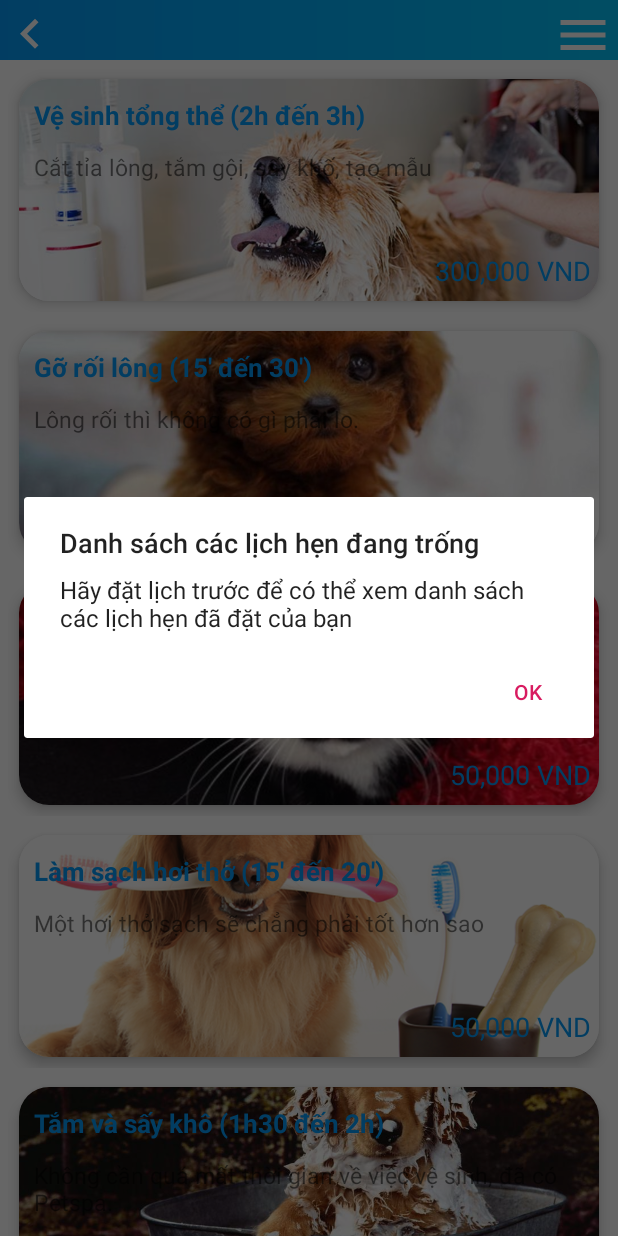
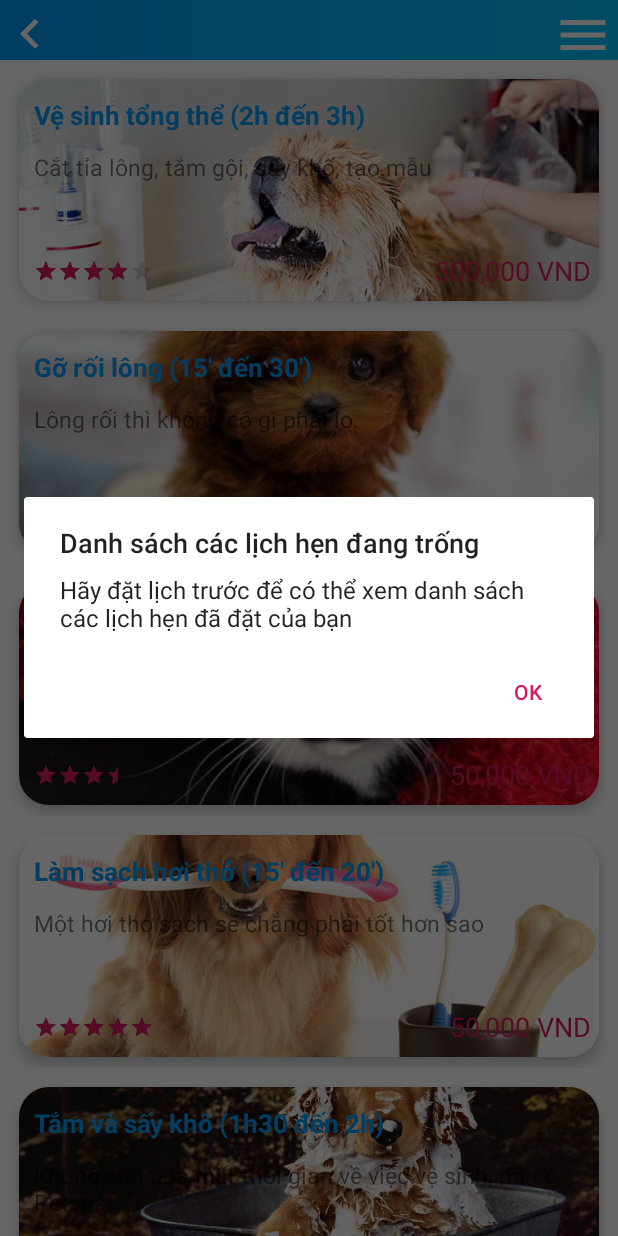
Before and after one commit to nguyenntse63030/Pet-Spa, an Android app: the ListServicePetFragment screen opened directly, with no data from a screen before it, in the side drawer, after a tap on "Lịch hẹn đã đặt", on a phone screen of 412 x 824 dp. Run offline under Robolectric (Android 15) with nearby library versions, the phone set to English and light mode, and no system bars; plain views replace PercentRelativeLayout; 3 statements that could not run were skipped.

Commit message:
Rating Bar
rating bar + price color

```diff
--- a/app/src/main/java/com/example/petspa_version_2/Adapter/ListServicePetFragmentAdapter.java
+++ b/app/src/main/java/com/example/petspa_version_2/Adapter/ListServicePetFragmentAdapter.java
@@ -5,6 +5,7 @@ import android.view.LayoutInflater;
 import android.view.View;
 import android.view.ViewGroup;
 import android.widget.ImageView;
+import android.widget.RatingBar;
 import android.widget.TextView;
 
 import androidx.annotation.NonNull;
@@ -43,6 +44,7 @@ public class ListServicePetFragmentAdapter extends RecyclerView.Adapter<ListServ
         holder.txtServicePetTitle.setText(listServicePet.get(position).getServiceTitle());
         holder.txtServicePetDescription.setText(listServicePet.get(position).getServiceDescription());
         holder.txtServicePetPrice.setText(listServicePet.get(position).getServicePrice() + " VND");
+        holder.ratingBar.setRating(listServicePet.get(position).getRating());
 
         holder.itemView.setOnClickListener(new View.OnClickListener() {
             @Override
@@ -52,8 +54,9 @@ public class ListServicePetFragmentAdapter extends RecyclerView.Adapter<ListServ
                 String serviceContent = listServicePet.get(position).getServiceContent();
                 int serviceImage = listServicePet.get(position).getServiceImage();
                 String servicePrice = listServicePet.get(position).getServicePrice();
+                float rating = listServicePet.get(position).getRating();
 
-                ServicePet service = new ServicePet(serviceTitle, serviceDescription, serviceContent, serviceImage, servicePrice);
+                ServicePet service = new ServicePet(serviceTitle, serviceDescription, serviceContent, serviceImage, servicePrice, rating);
 
                 list_service_item_listener.openBookingScreen(service);
             }
@@ -70,6 +73,7 @@ public class ListServicePetFragmentAdapter extends RecyclerView.Adapter<ListServ
         TextView txtServicePetTitle;
         TextView txtServicePetDescription;
         TextView txtServicePetPrice;
+        RatingBar ratingBar;
 
         public MyViewHolder(@NonNull View itemView) {
             super(itemView);
@@ -78,6 +82,7 @@ public class ListServicePetFragmentAdapter extends RecyclerView.Adapter<ListServ
             txtServicePetDescription = itemView.findViewById(R.id.txtServicePetDescription);
             txtServicePetPrice = itemView.findViewById(R.id.txtServicePetPrice);
             txtServicePetTitle = itemView.findViewById(R.id.txtServicePetTitle);
+            ratingBar = itemView.findViewById(R.id.ratingBar);
         }
     }
 }
--- a/app/src/main/java/com/example/petspa_version_2/Fragment/ListServicePetFragment.java
+++ b/app/src/main/java/com/example/petspa_version_2/Fragment/ListServicePetFragment.java
@@ -78,31 +78,31 @@ public class ListServicePetFragment extends Fragment implements List_Service_Ite
                 "Cắt tỉa lông, tắm gội, sấy khố, tạo mẫu",
                 "Dịch vụ vệ sinh tổng thể của chúng tôi sẽ cung cấp đầy đủ những thứ mà thú cưng và bạn cần, bao gồm tỉa lông, cắt móng chân, " +
                         "tỉa lông cân, vệ sinh tai, 2 lần tắm gội bằng xà bông chuyên dùng cho chó và mèo, sấy khô và giữ ấm, tạo mẫu cho tóc và đuôi.",
-                R.drawable.down_shower, "300,000"));
+                R.drawable.down_shower, "300,000", 4));
 
         listServicePet.add(new ServicePet("Gỡ rối lông (15' đến 30')",
                 "Lông rối thì không có gì phải lo.",
                 "Đối với những thú cưng nghịch ngợm, thích chạy nhảy và đôi khi lông của chúng bị rối và khô," +
                         " chúng tôi cung cấp dịch vụ gỡ rối lông và làm mượt lông làm cho thú cưng của bạn dễ chịu " +
                         "và bạn cũng bớt lo lắng khi đi chơi cùng thú cưng của mình.",
-                R.drawable.service_go_roi_long, "50,000"));
+                R.drawable.service_go_roi_long, "50,000", (float)(4.5)));
 
         listServicePet.add(new ServicePet("Loại bỏ vết ố ở mắt (15' đến 30')",
                 "Vết ố ở mắt có làm thú cưng của bạn khó chịu",
                 "Thú cưng của bạn đôi khi bị bẩn ở khóe mắt và bạn không thể làm sạch được, đến với dịch vụ của chúng tôi, " +
                         "chúng tôi sử dụng dung dịch vệ sinh chuyên dụng để làm sạch khóe mắt cho thú cưng của bạn, đảm bảo vô hại với thú cưng.",
-                R.drawable.service_ve_sinh_mat, "50,000"));
+                R.drawable.service_ve_sinh_mat, "50,000", (float)(3.3)));
 
         listServicePet.add(new ServicePet("Làm sạch hơi thở (15' đến 20')",
                 "Một hơi thở sạch sẽ chẳng phải tốt hơn sao",
                 "Thú cưng của bạn có một hơi thở làm bạn thấy khó chịu do thức ăn, chúng tôi sẽ giải quyết vấn đề này giúp bạn không qua 30'.",
-                R.drawable.service_ve_sinh_mieng, "50,000"));
+                R.drawable.service_ve_sinh_mieng, "50,000", (float)(5)));
 
         listServicePet.add(new ServicePet("Tắm và sấy khô (1h30 đến 2h)",
                 "Không cần quá mất thời gian về việc vệ sinh, đã có Petspa.",
                 "Dịch vụ tắm và sấy khô bên chúng tôi bao gồm loại bỏ các bụi bẩn và lông bị rối, tắm rửa qua 2 lần dầu gọi," +
                         " sấy khô và giữ ấm cho thú cưng của bạn, đặc biệt còn được sử dụng nước hoa mùi hương sang trọng dễ chịu.",
-                R.drawable.service_tam_va_say, "200,000"));
+                R.drawable.service_tam_va_say, "200,000", (float)(4.1)));
     }
 
     private void inputData2(){
@@ -112,33 +112,33 @@ public class ListServicePetFragment extends Fragment implements List_Service_Ite
                         " lông đuôi mà cỡ nào bạn cũng không thể loại bỏ được những bụi bẩn ấy," +
                         " hãy để chúng tôi làm điều này giúp bạn, dịch vụ hồi phục và " +
                         "tẩy trắng lông của chúng tôi sẽ giải quyết được khó khăn của bạn.",
-                R.drawable.spa_long, "100,000"));
+                R.drawable.spa_long, "100,000", (float)(3.9)));
 
         listServicePet.add(new ServicePet("Tạo mẫu tóc (30' đến 1h)",
                 "Đôi khi thú cưng của bạn cần một sự khác biệt.",
                 "Những nhà tạo mẫu bên chúng tôi sẽ cung cấp những mẫu tóc bắt kịp xu hướng cho thú cưng của bạn," +
                         " đảm bảo không bị rối và làm hài thú cưng của bạn trở nên tuyệt vời hơn," +
                         " được miễn phí một lần chụp hình tạo mẫu chuyên nghiệp.",
-                R.drawable.spa_hair, "80,000"));
+                R.drawable.spa_hair, "80,000", (float)(4.9)));
 
         listServicePet.add(new ServicePet("Sơn móng chân (20' đến 30')",
                 "Tại sao lại không, giúp cho thú cưng của bạn xinh đẹp hơn mà.",
                 "Bạn muốn thú cưng của bạn trông xinh xắn hơn với một bộ móng chân khác biệt, chúng tôi cung cấp dịch vụ sơn móng chân " +
                         "và tỉa móng, biến những đôi chân tinh nghịch của thú cưng của bạn trông xinh xắn hơn.",
-                R.drawable.spa_nail, "50,000"));
+                R.drawable.spa_nail, "50,000", (float)(5)));
 
         listServicePet.add(new ServicePet("Massage thư giãn và đắp mặt nạ (15' đến 30')",
                 "Thú cưng của bạn cũng cần massage mà.",
                 "Thú cưng của bạn sẽ được sử dụng máy massage chuyên dùng cho thú cưng," +
                         " giúp thú cưng của bạn có những giây phút thoải mái nhất.",
-                R.drawable.spa_massage, "50,000"));
+                R.drawable.spa_massage, "50,000", (float)(3.7)));
 
         listServicePet.add(new ServicePet("Điều trị giảm béo (20' đến 30')",
                 "Béo ư, hãy đến với Petspa",
                 "Lại là vấn đề về cân nặng, thú cưng của bạn quá ham ăn, ăn quá nhiều " +
                         "và phát phì vì điều này, trở nên lười biếng, ít vận động." +
                         " Hãy đến với dịch vụ của chúng tôi, chúng tôi cung cấp các phương pháp điều trị giảm béo cho thú cưng của bạn.",
-                R.drawable.spa_excercise, "50,000"));
+                R.drawable.spa_excercise, "50,000", (float)(4.6)));
     }
 
     private void inputData3(){
@@ -148,7 +148,7 @@ public class ListServicePetFragment extends Fragment implements List_Service_Ite
                         " Đừng lo, chúng tôi cung cấp dịch vụ giữ và chăm sóc thú cưng 24/7," +
                         " với dịch vụ đồ ăn và nước uống kèm theo 3 bữa/ngày đảm bảo thú cưng của bạn luôn cảm thấy vui vẻ." +
                         " Vào mọi thời điểm, bạn cần là chúng tôi sẽ có mặt. (Vui lòng liên hệ theo hotline 0903 xxx xxx để đặt lịch và được báo giá)",
-                R.drawable.pet_take_care, "Liên hệ để được báo giá"));
+                R.drawable.pet_take_care, "Liên hệ để được báo giá", (float)(4.0)));
     }
 
     private void inputData4(){
@@ -156,32 +156,32 @@ public class ListServicePetFragment extends Fragment implements List_Service_Ite
                 "Cắt tỉa lông, tắm gội, sấy khố, tạo mẫu",
                 "Dịch vụ vệ sinh tổng thể của chúng tôi sẽ cung cấp đầy đủ những thứ mà thú cưng và bạn cần, bao gồm tỉa lông, cắt móng chân, " +
                         "tỉa lông cân, vệ sinh tai, 2 lần tắm gội bằng xà bông chuyên dùng cho chó và mèo, sấy khô và giữ ấm, tạo mẫu cho tóc và đuôi.",
-                R.drawable.down_shower, "240,000"));
+                R.drawable.down_shower, "240,000", (float)(3.0)));
 
         listServicePet.add(new ServicePet("Tạo mẫu tóc (30' đến 1h)",
                 "Đôi khi thú cưng của bạn cần một sự khác biệt.",
                 "Những nhà tạo mẫu bên chúng tôi sẽ cung cấp những mẫu tóc bắt kịp xu hướng cho thú cưng của bạn," +
                         " đảm bảo không bị rối và làm hài thú cưng của bạn trở nên tuyệt vời hơn," +
                         " được miễn phí một lần chụp hình tạo mẫu chuyên nghiệp.",
-                R.drawable.spa_hair, "64,000"));
+                R.drawable.spa_hair, "64,000", (float)(3.9)));
 
         listServicePet.add(new ServicePet("Loại bỏ vết ố ở mắt: (15' đến 30')",
                 "Vết ố ở mắt có làm thú cưng của bạn khó chịu",
                 "Thú cưng của bạn đôi khi bị bẩn ở khóe mắt và bạn không thể làm sạch được, đến với dịch vụ của chúng tôi, " +
                         "chúng tôi sử dụng dung dịch vệ sinh chuyên dụng để làm sạch khóe mắt cho thú cưng của bạn, đảm bảo vô hại với thú cưng.",
-                R.drawable.service_ve_sinh_mat, "40,000"));
+                R.drawable.service_ve_sinh_mat, "40,000", (float)(4.6)));
 
         listServicePet.add(new ServicePet("Điều trị giảm béo (20' đến 30')",
                 "Béo ư, hãy đến với Petspa",
                 "Lại là vấn đề về cân nặng, thú cưng của bạn quá ham ăn, ăn quá nhiều " +
                         "và phát phì vì điều này, trở nên lười biếng, ít vận động." +
                         " Hãy đến với dịch vụ của chúng tôi, chúng tôi cung cấp các phương pháp điều trị giảm béo cho thú cưng của bạn.",
-                R.drawable.spa_excercise, "40,000"));
+                R.drawable.spa_excercise, "40,000", (float)(4.5)));
 
         listServicePet.add(new ServicePet("Tắm và sấy khô: (1h30 đến 2h)",
                 "Không cần quá mất thời gian về việc vệ sinh, đã có Petspa.",
                 "Dịch vụ tắm và sấy khô bên chúng tôi bao gồm loại bỏ các bụi bẩn và lông bị rối, tắm rửa qua 2 lần dầu gọi," +
                         " sấy khô và giữ ấm cho thú cưng của bạn, đặc biệt còn được sử dụng nước hoa mùi hương sang trọng dễ chịu.",
-                R.drawable.service_tam_va_say, "160,000"));
+                R.drawable.service_tam_va_say, "160,000", (float)(4.7)));
     }
 }
--- a/app/src/main/java/com/example/petspa_version_2/Model/ServicePet.java
+++ b/app/src/main/java/com/example/petspa_version_2/Model/ServicePet.java
@@ -11,15 +11,17 @@ public class ServicePet implements Serializable {
     String serviceContent;
     int serviceImage;
     String servicePrice;
+    float rating;
 
 
 
-    public ServicePet(String serviceTitle, String serviceDescription, String serviceContent, int serviceImage, String servicePrice) {
+    public ServicePet(String serviceTitle, String serviceDescription, String serviceContent, int serviceImage, String servicePrice, float rating) {
         this.serviceTitle = serviceTitle;
         this.serviceDescription = serviceDescription;
         this.serviceContent = serviceContent;
         this.serviceImage = serviceImage;
         this.servicePrice = servicePrice;
+        this.rating = rating;
     }
 
     public String getServiceTitle() {
@@ -42,4 +44,8 @@ public class ServicePet implements Serializable {
     public String getServiceDescription() {
         return serviceDescription;
     }
+
+    public float getRating() {
+        return rating;
+    }
 }
--- a/app/src/main/res/layout/list_service_pet_item.xml
+++ b/app/src/main/res/layout/list_service_pet_item.xml
@@ -64,7 +64,7 @@
 
                 <TextView
                     android:id="@+id/txtServicePetPrice"
-                    android:textColor="@color/blueTitleItem"
+                    android:textColor="@color/colorAccent"
                     android:layout_width="wrap_content"
                     android:layout_height="40dp"
                     android:layout_gravity="center"
@@ -75,6 +75,20 @@
                     android:layout_alignParentBottom="true"
                     android:text="$1400"
                     app:layout_widthPercent="35%"/>
+
+                <RatingBar
+                    android:id="@+id/ratingBar"
+                    style="?android:attr/ratingBarStyleSmall"
+                    android:layout_width="wrap_content"
+                    android:layout_height="wrap_content"
+                    android:isIndicator="true"
+                    android:gravity="center"
+                    android:numStars="5"
+                    android:stepSize="0.1"
+                    app:layout_marginTopPercent="55%"
+                    app:layout_marginLeftPercent="28%"
+                    android:layout_marginTop="120dp"
+                    android:layout_marginLeft="0dp" />
             </RelativeLayout>
 
 
```
